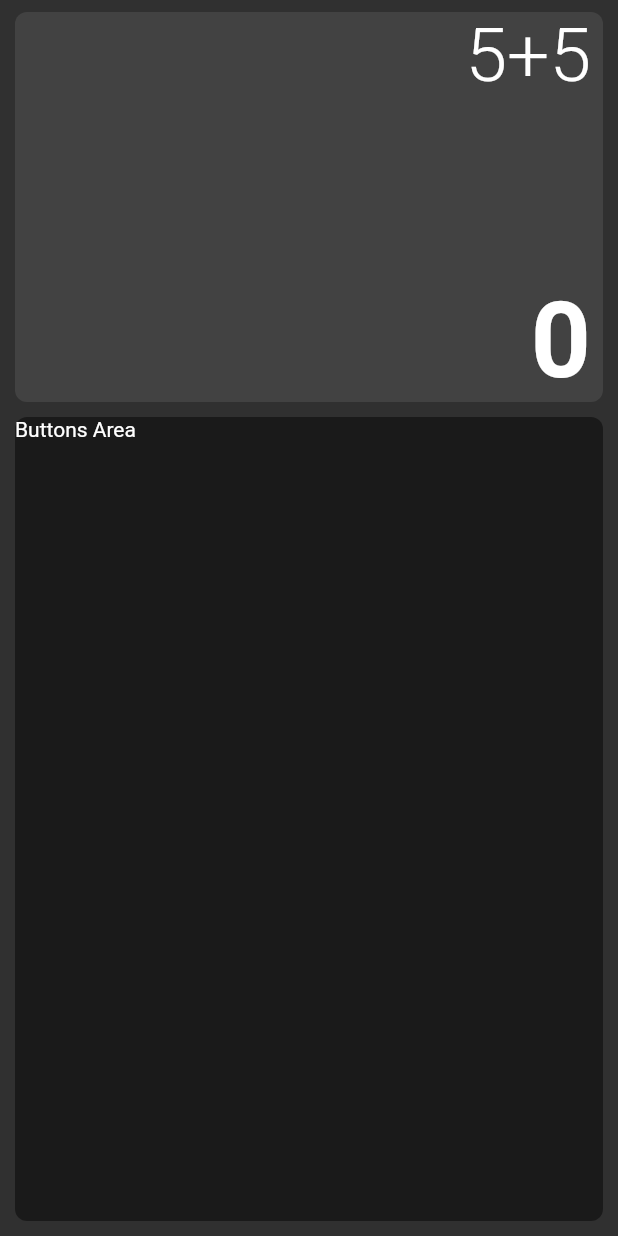
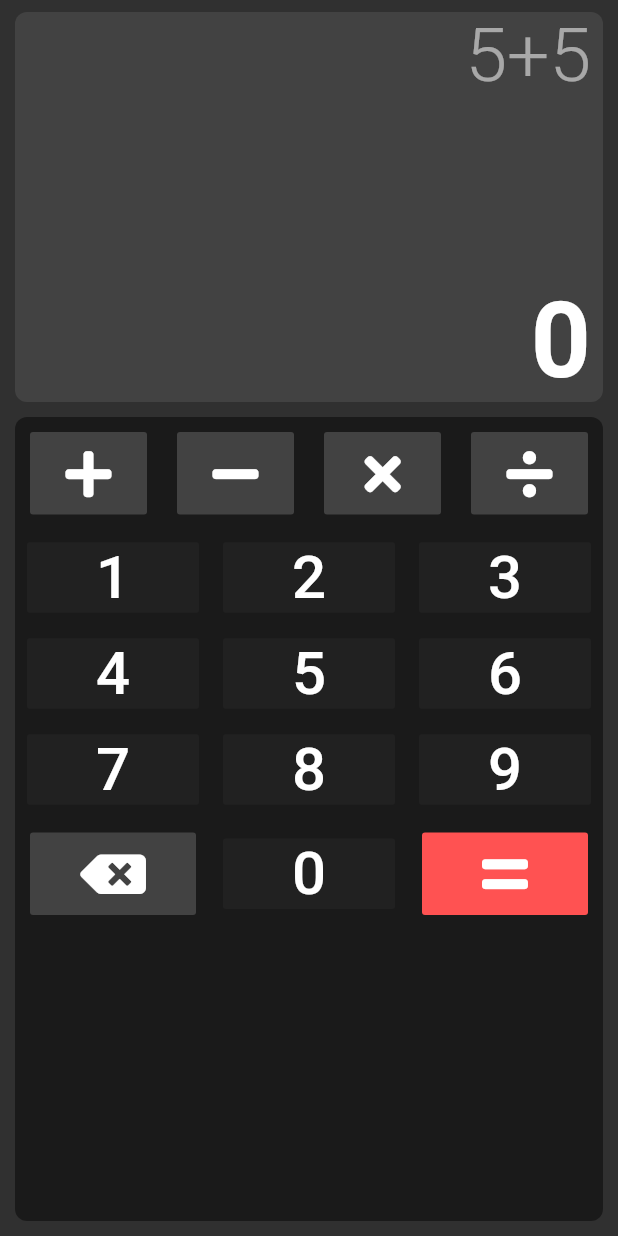
Before and after one commit to NithinRauj/Calcify-App, a Flutter app: the screen it shows after launch, on a phone screen of 412 x 824 dp. Run offline on Flutter 3.47's test engine with Material 2 defaults, Android fonts, the phone set to English and light mode, and no system bars; our stand-ins replace font_awesome_flutter.

Commit message:
Created reusable widgets for buttons and finished the layout for buttons area

```diff
--- a/lib/app_page.dart
+++ b/lib/app_page.dart
@@ -1,4 +1,5 @@
 import 'package:flutter/material.dart';
+import 'package:font_awesome_flutter/font_awesome_flutter.dart';
 
 class AppPage extends StatefulWidget {
   @override
@@ -33,6 +34,7 @@ class _AppPageState extends State<AppPage> {
                           style: TextStyle(
                             fontSize: 50.0,
                             fontWeight: FontWeight.w300,
+                            color: Colors.white54,
                           ),
                         ),
                         Text(
@@ -60,8 +62,98 @@ class _AppPageState extends State<AppPage> {
                     borderRadius: BorderRadius.circular(8.0),
                     color: Colors.black45,
                   ),
-                  child: Text(
-                    'Buttons Area',
+                  child: Column(
+                    children: <Widget>[
+                      Row(
+                        mainAxisAlignment: MainAxisAlignment.spaceBetween,
+                        children: <Widget>[
+                          OperatorButtonWidget(
+                            operator: FontAwesomeIcons.plus,
+                            buttonColor: Colors.grey[800],
+                          ),
+                          OperatorButtonWidget(
+                            operator: FontAwesomeIcons.minus,
+                            buttonColor: Colors.grey[800],
+                          ),
+                          OperatorButtonWidget(
+                            operator: FontAwesomeIcons.times,
+                            buttonColor: Colors.grey[800],
+                          ),
+                          OperatorButtonWidget(
+                            operator: FontAwesomeIcons.divide,
+                            buttonColor: Colors.grey[800],
+                          ),
+                        ],
+                      ),
+                      Row(
+                        mainAxisAlignment: MainAxisAlignment.spaceBetween,
+                        children: <Widget>[
+                          NumberButtonWidget(
+                            label: '1',
+                            buttonColor: Colors.grey[900],
+                          ),
+                          NumberButtonWidget(
+                            label: '2',
+                            buttonColor: Colors.grey[900],
+                          ),
+                          NumberButtonWidget(
+                            label: '3',
+                            buttonColor: Colors.grey[900],
+                          ),
+                        ],
+                      ),
+                      Row(
+                        mainAxisAlignment: MainAxisAlignment.spaceBetween,
+                        children: <Widget>[
+                          NumberButtonWidget(
+                            label: '4',
+                            buttonColor: Colors.grey[900],
+                          ),
+                          NumberButtonWidget(
+                            label: '5',
+                            buttonColor: Colors.grey[900],
+                          ),
+                          NumberButtonWidget(
+                            label: '6',
+                            buttonColor: Colors.grey[900],
+                          ),
+                        ],
+                      ),
+                      Row(
+                        mainAxisAlignment: MainAxisAlignment.spaceBetween,
+                        children: <Widget>[
+                          NumberButtonWidget(
+                            label: '7',
+                            buttonColor: Colors.grey[900],
+                          ),
+                          NumberButtonWidget(
+                            label: '8',
+                            buttonColor: Colors.grey[900],
+                          ),
+                          NumberButtonWidget(
+                            label: '9',
+                            buttonColor: Colors.grey[900],
+                          ),
+                        ],
+                      ),
+                      Row(
+                        mainAxisAlignment: MainAxisAlignment.spaceBetween,
+                        children: <Widget>[
+                          OperatorButtonWidget(
+                            operator: FontAwesomeIcons.backspace,
+                            buttonColor: Colors.grey[800],
+                          ),
+                          NumberButtonWidget(
+                            label: '0',
+                            buttonColor: Colors.grey[900],
+                          ),
+                          OperatorButtonWidget(
+                            operator: FontAwesomeIcons.equals,
+                            buttonColor: Colors.redAccent,
+                          )
+                        ],
+                      ),
+                    ],
                   ),
                 ),
               ),
@@ -70,3 +162,58 @@ class _AppPageState extends State<AppPage> {
     );
   }
 }
+
+class NumberButtonWidget extends StatelessWidget {
+  final String label;
+  final Color buttonColor;
+
+  NumberButtonWidget({@required this.label, this.buttonColor});
+
+  @override
+  Widget build(BuildContext context) {
+    return Expanded(
+      child: Padding(
+        padding: const EdgeInsets.all(8.0),
+        child: FlatButton(
+          onPressed: () {},
+          color: buttonColor,
+          child: Text(
+            label,
+            style: TextStyle(
+              fontSize: 40.0,
+            ),
+            textAlign: TextAlign.center,
+          ),
+        ),
+      ),
+    );
+  }
+}
+
+class OperatorButtonWidget extends StatelessWidget {
+  final IconData operator;
+  final Color buttonColor;
+
+  OperatorButtonWidget({@required this.operator, this.buttonColor});
+
+  @override
+  Widget build(BuildContext context) {
+    return Expanded(
+      child: Padding(
+        padding: const EdgeInsets.all(10.0),
+        child: FlatButton(
+          onPressed: () {},
+          color: buttonColor,
+          child: Container(
+            width: 55.0,
+            height: 55.0,
+            child: Icon(
+              operator,
+              size: 35.0,
+            ),
+          ),
+        ),
+      ),
+    );
+  }
+}
--- a/pubspec.yaml
+++ b/pubspec.yaml
@@ -19,6 +19,7 @@ environment:
 dependencies:
   flutter:
     sdk: flutter
+  font_awesome_flutter: ^8.5.0
 
   # The following adds the Cupertino Icons font to your application.
   # Use with the CupertinoIcons class for iOS style icons.
```
Also changed, not shown: pubspec.lock.
